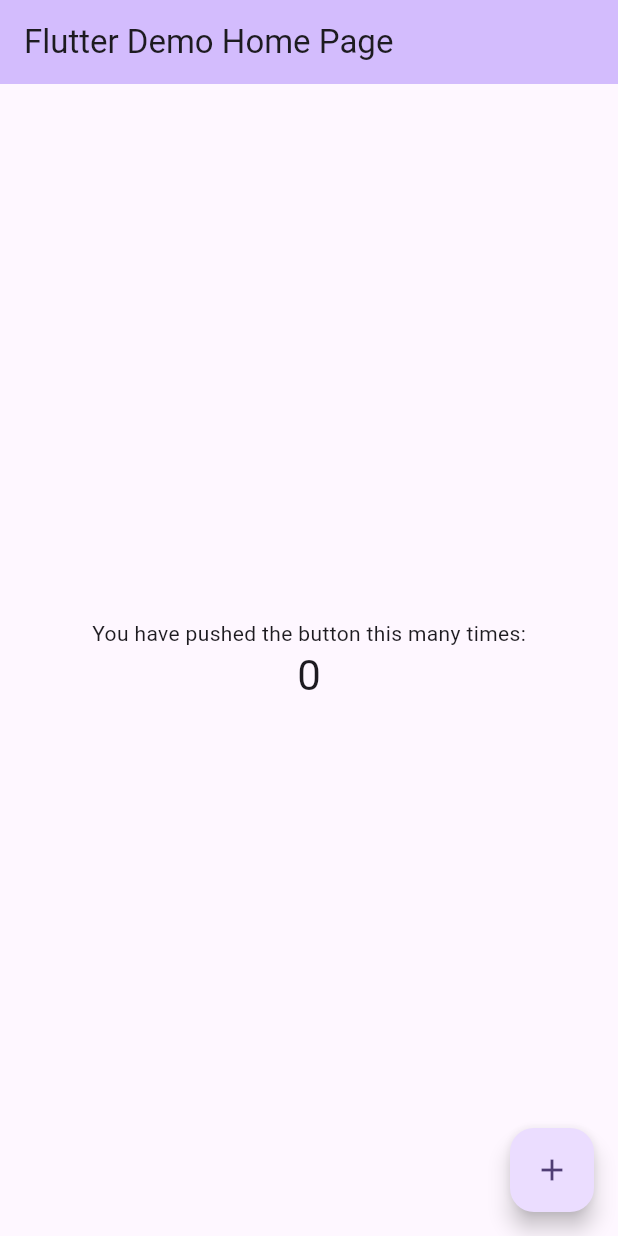
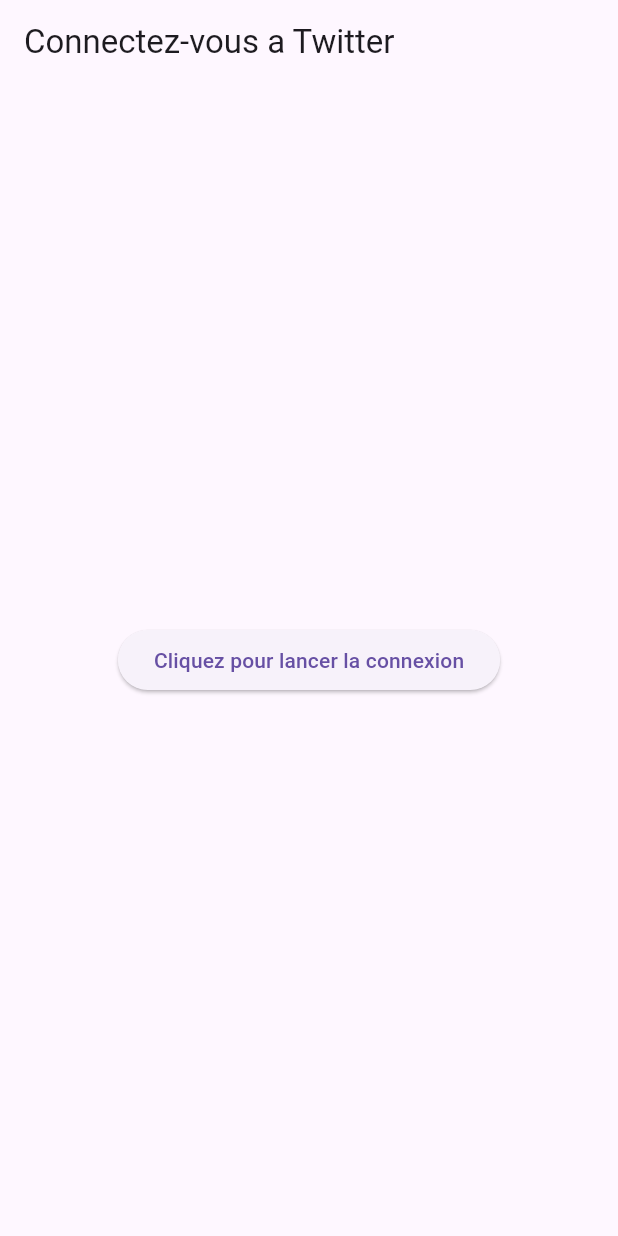
Before and after one commit to esaip-tvassy-bach2026/IA-StoryTeller, a Flutter app: the screen it shows after launch, on a phone screen of 412 x 824 dp. Run offline on Flutter 3.47's test engine with Material 3 defaults, Android fonts, the light colour scheme and no system bars; our stand-ins replace app_links, flutter_dotenv, supabase_flutter; accounts and stored records are empty.

Commit message:
Upgarded with OAuth system
Signed-off-by: Thomas VASSY--ROUSSEAU <zozor.web@gmail.com>

```diff
--- /dev/null
+++ b/lib/loginpage.dart
@@ -0,0 +1,141 @@
+import 'package:flutter/material.dart';
+import 'package:app_links/app_links.dart'; // Permet de gerer les liens profonds et les redirections au sein de l'application
+import 'package:supabase_flutter/supabase_flutter.dart';
+import 'package:flutter/foundation.dart'; // Package pour lancer le WebView
+import './homepage.dart';
+
+/*
+This is the code for the login page screen.
+ */
+
+class LoginPage extends StatefulWidget {
+  const LoginPage({super.key});
+
+  @override
+  _LoginPageState createState() => _LoginPageState();
+}
+
+class _LoginPageState extends State<LoginPage> {
+  // Mise en place des liens profonds
+  late AppLinks _appLinks;
+  String ? _deppLink;
+
+  @override
+  void initState() {
+    super.initState();
+    _initializeDeppLinkListener();
+
+    // Veririfcation de la connexion de l'utilisateur
+    final session = Supabase.instance.client.auth.currentSession;
+    if (session != null) {
+      // print("Utilisateur deja connecte avec l'e-mail : ${session.user?.email}");
+      Navigator.pushReplacement(
+        context,
+        MaterialPageRoute(
+          builder: (context) => HomePage(),
+        ),
+      );
+    }
+  }
+
+  // Initialisation de la gestion des liens profonds
+  void _initializeDeppLinkListener() async {
+    _appLinks = AppLinks();
+
+    // Ecoute des liens lors de l'ouverture de l'application
+    final Uri? initialUri = await _appLinks.getInitialLink();
+    if (initialUri != null) {
+      _handleDeppLink(initialUri);
+    }
+
+    // Ecoute des liens lors pendant l'execution de l'application
+    _appLinks.uriLinkStream.listen((Uri? uri) {
+      if (uri != null) {
+        _handleDeppLink(uri);
+      }
+    });
+  }
+
+  // Gestion des liens profonds reçus
+  void _handleDeppLink(Uri uri) {
+    setState(() {
+      _deppLink = uri.toString();
+
+      /*
+      Si besoin pour le developpement
+      print('Le lien profond qui a ete recu est : $_deppLink');
+      */
+
+    });
+
+    // Verification pour savoir si le lien reçu est bien celui qui correspond a notre application
+    if (uri.scheme == 'io.supabase.flutterapp' &&
+        uri.host == 'login-callback') {
+      // Navigation vers l'ecran principal de l'application
+      Navigator.pushReplacement(
+        context,
+        MaterialPageRoute(
+          builder: (context) => HomePage(),
+        ),
+      );
+    }
+  }
+
+  Future<void> signInWithTwitter() async {
+    // La future pour la connexion a Twitter.
+    // Code recupere a partir des instructions de la documentation officielle Supabase.
+    final supabase = Supabase.instance.client;
+
+    // On teste et recupere les erreurs
+    try {
+      // final response = await supabase.auth.signInWithOAuth(
+      await supabase.auth.signInWithOAuth(
+        OAuthProvider.twitter,
+        redirectTo: kIsWeb ? null : 'io.supabase.flutterapp://login-callback', // Redirection vers lien profond
+        authScreenLaunchMode:
+        kIsWeb ? LaunchMode.platformDefault : LaunchMode.externalApplication, // Lancement du WebView pour la connexion à Twitter
+      );
+
+      // Tests de developpement (ne fonctionne pas, mais conserve au cas ou si besoin)
+      /*
+      if (response.error != null) {
+        ScaffoldMessenger.of(context).showSnackBar(
+          SnackBar(
+            content: Text('Erreur : La connexion a échoué'),
+          ),
+        );
+      } else {
+        ScaffoldMessenger.of(context).showSnackBar(
+          SnackBar(
+            content: Text('Connexion reussie.'),
+          ),
+        );
+      }
+      */
+
+    } catch (e) {
+      ScaffoldMessenger.of(context).showSnackBar(
+        SnackBar(
+          content: Text('Erreur : $e'),
+        ),
+      );
+    }
+  }
+
+  @override
+  Widget build(BuildContext context) {
+    return Scaffold(
+      appBar: AppBar(
+        title: Text("Connectez-vous a Twitter"),
+      ),
+      body: Center(
+        child: ElevatedButton(
+          onPressed: () async {
+            await signInWithTwitter();
+          },
+          child: Text("Cliquez pour lancer la connexion"),
+        ),
+      ),
+    );
+  }
+}
--- a/lib/main.dart
+++ b/lib/main.dart
@@ -1,122 +1,31 @@
 import 'package:flutter/material.dart';
+import 'package:supabase_flutter/supabase_flutter.dart';
+import 'package:flutter_dotenv/flutter_dotenv.dart';
+import './loginpage.dart';
 
-void main() {
-  runApp(const MyApp());
+/*
+This is the main file of IA StoryTeller project. It contains the base code and loads the initial functions.
+ */
+
+Future<void> main() async {
+
+  // Initialisation of the app before the RunApp function.
+  WidgetsFlutterBinding.ensureInitialized();
+
+  // Loading environment variables
+  await dotenv.load();
+
+  // Initialisation of Supabase with dotenv variables
+  await Supabase.initialize(
+    url: dotenv.env['URL_SUPABASE']!,
+    anonKey: dotenv.env['KEY_SUPABASE']!,
+  );
+
+  runApp(
+    MaterialApp(
+      title: "IA StoryTeller",
+      theme: ThemeData(primarySwatch: Colors.blue),
+      home: LoginPage(),
+    ),
+  );
 }
-
-class MyApp extends StatelessWidget {
-  const MyApp({super.key});
-
-  // This widget is the root of your application.
-  @override
-  Widget build(BuildContext context) {
-    return MaterialApp(
-      title: 'Flutter Demo',
-      theme: ThemeData(
-        // This is the theme of your application.
-        //
-        // TRY THIS: Try running your application with "flutter run". You'll see
-        // the application has a purple toolbar. Then, without quitting the app,
-        // try changing the seedColor in the colorScheme below to Colors.green
-        // and then invoke "hot reload" (save your changes or press the "hot
-        // reload" button in a Flutter-supported IDE, or press "r" if you used
-        // the command line to start the app).
-        //
-        // Notice that the counter didn't reset back to zero; the application
-        // state is not lost during the reload. To reset the state, use hot
-        // restart instead.
-        //
-        // This works for code too, not just values: Most code changes can be
-        // tested with just a hot reload.
-        colorScheme: ColorScheme.fromSeed(seedColor: Colors.deepPurple),
-      ),
-      home: const MyHomePage(title: 'Flutter Demo Home Page'),
-    );
-  }
-}
-
-class MyHomePage extends StatefulWidget {
-  const MyHomePage({super.key, required this.title});
-
-  // This widget is the home page of your application. It is stateful, meaning
-  // that it has a State object (defined below) that contains fields that affect
-  // how it looks.
-
-  // This class is the configuration for the state. It holds the values (in this
-  // case the title) provided by the parent (in this case the App widget) and
-  // used by the build method of the State. Fields in a Widget subclass are
-  // always marked "final".
-
-  final String title;
-
-  @override
-  State<MyHomePage> createState() => _MyHomePageState();
-}
-
-class _MyHomePageState extends State<MyHomePage> {
-  int _counter = 0;
-
-  void _incrementCounter() {
-    setState(() {
-      // This call to setState tells the Flutter framework that something has
-      // changed in this State, which causes it to rerun the build method below
-      // so that the display can reflect the updated values. If we changed
-      // _counter without calling setState(), then the build method would not be
-      // called again, and so nothing would appear to happen.
-      _counter++;
-    });
-  }
-
-  @override
-  Widget build(BuildContext context) {
-    // This method is rerun every time setState is called, for instance as done
-    // by the _incrementCounter method above.
-    //
-    // The Flutter framework has been optimized to make rerunning build methods
-    // fast, so that you can just rebuild anything that needs updating rather
-    // than having to individually change instances of widgets.
-    return Scaffold(
-      appBar: AppBar(
-        // TRY THIS: Try changing the color here to a specific color (to
-        // Colors.amber, perhaps?) and trigger a hot reload to see the AppBar
-        // change color while the other colors stay the same.
-        backgroundColor: Theme.of(context).colorScheme.inversePrimary,
-        // Here we take the value from the MyHomePage object that was created by
-        // the App.build method, and use it to set our appbar title.
-        title: Text(widget.title),
-      ),
-      body: Center(
-        // Center is a layout widget. It takes a single child and positions it
-        // in the middle of the parent.
-        child: Column(
-          // Column is also a layout widget. It takes a list of children and
-          // arranges them vertically. By default, it sizes itself to fit its
-          // children horizontally, and tries to be as tall as its parent.
-          //
-          // Column has various properties to control how it sizes itself and
-          // how it positions its children. Here we use mainAxisAlignment to
-          // center the children vertically; the main axis here is the vertical
-          // axis because Columns are vertical (the cross axis would be
-          // horizontal).
-          //
-          // TRY THIS: Invoke "debug painting" (choose the "Toggle Debug Paint"
-          // action in the IDE, or press "p" in the console), to see the
-          // wireframe for each widget.
-          mainAxisAlignment: MainAxisAlignment.center,
-          children: <Widget>[
-            const Text('You have pushed the button this many times:'),
-            Text(
-              '$_counter',
-              style: Theme.of(context).textTheme.headlineMedium,
-            ),
-          ],
-        ),
-      ),
-      floatingActionButton: FloatingActionButton(
-        onPressed: _incrementCounter,
-        tooltip: 'Increment',
-        child: const Icon(Icons.add),
-      ), // This trailing comma makes auto-formatting nicer for build methods.
-    );
-  }
-}
--- a/pubspec.yaml
+++ b/pubspec.yaml
@@ -34,6 +34,9 @@
   # The following adds the Cupertino Icons font to your application.
   # Use with the CupertinoIcons class for iOS style icons.
   cupertino_icons: ^1.0.8
+  supabase_flutter: ^2.8.4
+  flutter_dotenv: ^5.2.1
+  app_links: ^6.4.0
 
 dev_dependencies:
   flutter_test:
@@ -67,6 +70,8 @@
 
   # For details regarding adding assets from package dependencies, see
   # https://flutter.dev/to/asset-from-package
+  assets:
+    - .env
 
   # To add custom fonts to your application, add a fonts section here,
   # in this "flutter" section. Each entry in this list should have a
```
Also changed, not shown: lib/homepage.dart (added, +21 -0 lines), pubspec.lock, 5 other files.
